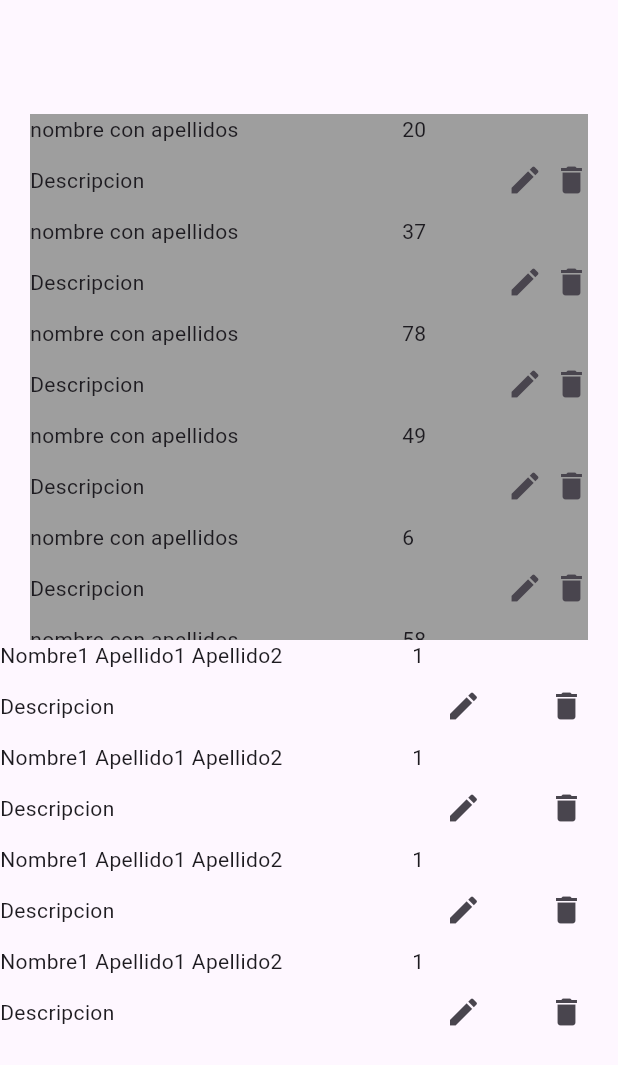
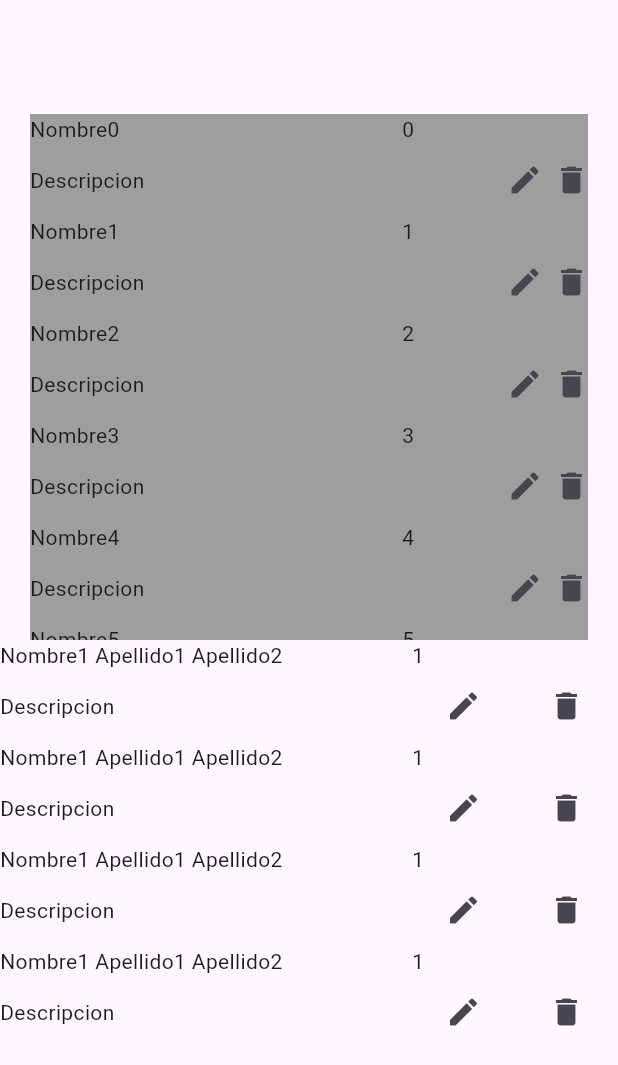
Before and after one commit to Fundamentos-Moviles/proyecto-clase-NiNa1628, a Flutter app: the Listas screen opened directly, on a phone screen of 412 x 824 dp. Shown: the top 1065 px of the screen. Run offline on Flutter 3.47's test engine with Material 3 defaults, Android fonts, the phone set to English and light mode, and no system bars; our stand-ins replace icons_plus; missing offline and left inert: flutter_emoji_feedback.

```diff
--- a/lib/listas.dart
+++ b/lib/listas.dart
@@ -3,6 +3,7 @@ import 'dart:math';
 import 'package:flutter/material.dart';
 import 'package:clase/constantes.dart' as con;
 import 'package:clase/singleton.dart';
+import 'package:clase/editar.dart';
 
 class Listas extends StatefulWidget {
   const Listas({super.key});
@@ -19,6 +20,7 @@ class _ListasState extends State<Listas> {
   @override
   void initState() {
     singleton.name = "";
+    singleton.nuevaLista = con.dameLista();
     // TODO: implement initState
     super.initState();
   }
@@ -39,10 +41,11 @@ class _ListasState extends State<Listas> {
                 padding: const EdgeInsets.all(20),
                 child: Column(
                   //[] -> agregamos una función como hijo unico
-                  children: List.generate(10, (index){
-                    var num = random.nextInt(100);
+                  children: List.generate(singleton.nuevaLista.length, (index){
+
+                    var datos = singleton.nuevaLista[index].toString().split('#');
                     // '$num' -> num.toString()
-                    return buildContainer1('nombre con apellidos', num.toString());
+                    return buildContainer1(datos[1], datos[4], int.parse(datos[0]));
 
 
                   }),
@@ -76,7 +79,7 @@ class _ListasState extends State<Listas> {
   }
 
   ///Funciones son para actualizar el estado de la vista
-  Container buildContainer1(String name, String num) {
+  Container buildContainer1(String name, String num, int id) {
     return Container(
       color: Colors.grey,
       child: Column(
@@ -103,7 +106,21 @@ class _ListasState extends State<Listas> {
               Expanded(
                 flex: 1,
                 child: IconButton(
-                  onPressed: (){},
+                  onPressed: (){
+                    setState(() {
+                      singleton.id_editar = id;
+                      //alert
+
+                      var registro = singleton.nuevaLista[id].toString().split('#');
+                      // registro[0]
+
+                      // Pasar los valores a los textformfield
+                      nombre.text = registro[1];
+
+                      Navigator.push(context, MaterialPageRoute(
+                          builder: (context) => const Editar()));
+                    });
+                  },
                   icon: Icon(Icons.edit),
                 ),
               ),
@@ -120,7 +137,8 @@ class _ListasState extends State<Listas> {
                             TextButton(
                               onPressed: (){
                                 setState(() {
-
+                                  singleton.nuevaLista.removeAt(id); // id
+                                  // singleton.nuevaLista.remove(singleton.nuevaLista[id]); // registro
                                 });
                               },
                               child: Text('Aceptar'),
--- a/lib/singleton.dart
+++ b/lib/singleton.dart
@@ -15,4 +15,7 @@ class Singleton {
 
   //Siempre inicializar las variables a un valor fijo
   String name = '';
+  int id_editar = 0;
+
+  List nuevaLista = [];
 }
```
Also changed, not shown: lib/editar.dart (added, +46 -0 lines).
